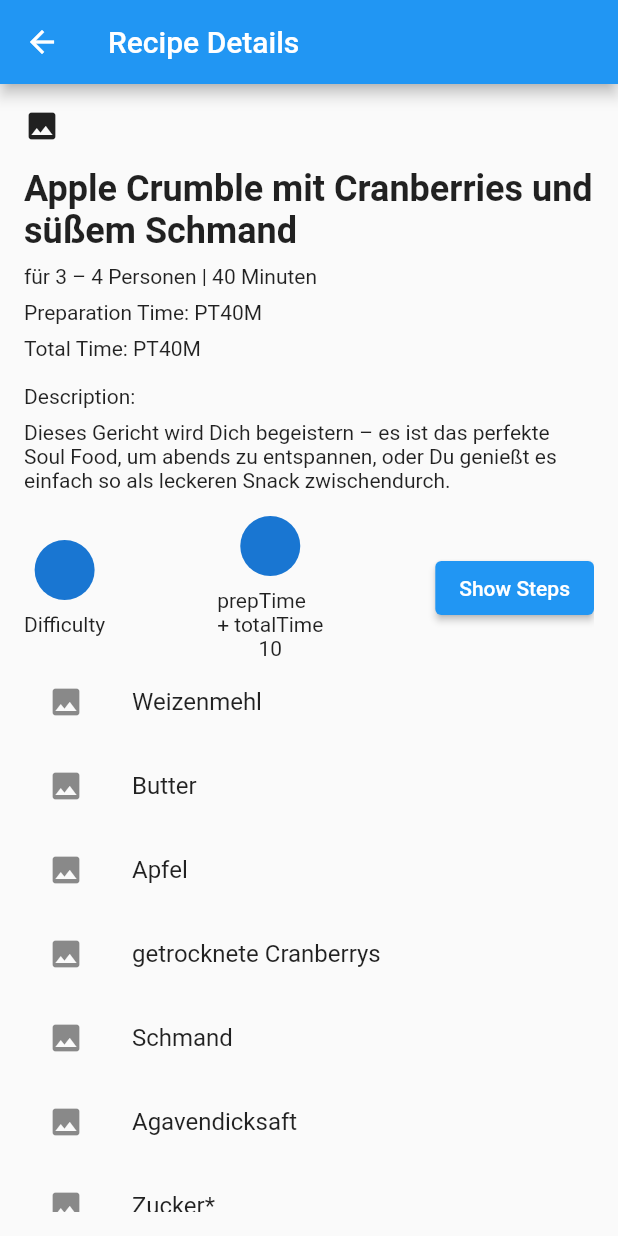
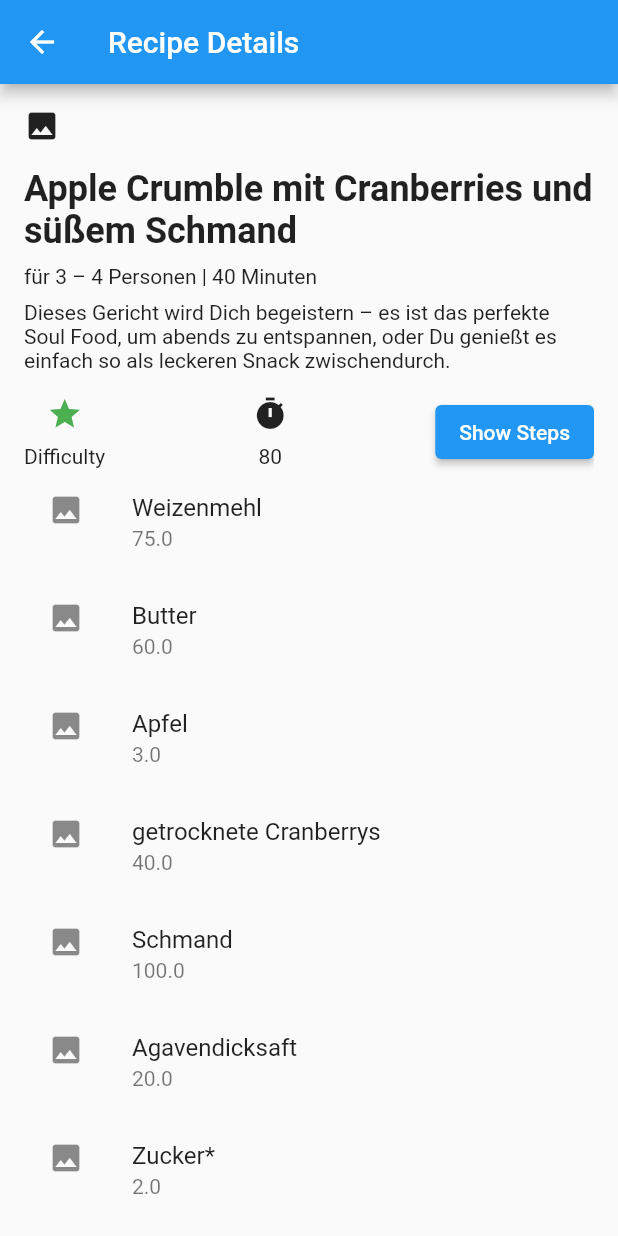
Before and after one commit to Peetee06/fmg_recipes, a Flutter app: the screen it shows after launch, after a tap on an icon or button, on a phone screen of 412 x 824 dp. Run offline on Flutter 3.47's test engine with Material 2 defaults, Android fonts, the phone set to English and light mode, and no system bars; our stand-ins replace beamer, flutter_riverpod, freezed_annotation.

Commit message:
Add difficulty, time and ingredient amounts

```diff
--- a/lib/models/recipe.dart
+++ b/lib/models/recipe.dart
@@ -19,6 +19,7 @@ class Recipe with _$Recipe {
     required List<Ingredients> ingredients,
     required List<Tags> tags,
     required String steps,
+    required String yields_json,
   }) = _Recipe;
 
   factory Recipe.fromJson(Map<String, dynamic> json) => _$RecipeFromJson(json);
--- a/lib/views/recipe_detail/recipe_detail_view.dart
+++ b/lib/views/recipe_detail/recipe_detail_view.dart
@@ -1,3 +1,5 @@
+import 'dart:convert';
+
 import 'package:flutter/material.dart';
 import 'package:flutter_riverpod/flutter_riverpod.dart';
 import 'package:recipes/providers/recipe_provider.dart';
@@ -6,6 +8,38 @@ class RecipeDetailView extends ConsumerWidget {
   final String recipeId;
 
   const RecipeDetailView({super.key, required this.recipeId});
+
+  double getYieldAmountForIngredient(
+      List<dynamic> yields, String ingredientId) {
+    for (var yield in yields) {
+      for (var ingredient in yield['ingredients']) {
+        if (ingredient['id'] == ingredientId) {
+          return ingredient['amount'] == null
+              ? -1.0
+              : ingredient['amount'].toDouble();
+        }
+      }
+    }
+    return -1.0; // return default value if ingredient id is not found
+  }
+
+  int parseTime(String timeString) {
+    final time = timeString.substring(2, timeString.length - 1);
+    return int.parse(time);
+  }
+
+  Icon getDifficultyIcon(int difficulty) {
+    switch (difficulty) {
+      case 0:
+        return const Icon(Icons.star, color: Colors.green);
+      case 1:
+        return const Icon(Icons.star, color: Colors.green);
+      case 2:
+        return const Icon(Icons.star, color: Colors.yellow);
+      default:
+        return const Icon(Icons.star, color: Colors.red);
+    }
+  }
 
   @override
   Widget build(BuildContext context, WidgetRef ref) {
@@ -16,12 +50,20 @@ class RecipeDetailView extends ConsumerWidget {
       body: recipesAsyncValue.when(
         data: (recipes) {
           final recipe = recipes.firstWhere((r) => r.id == recipeId);
+          final yields = json.decode(recipe.yields_json);
+
+          final prepTime = parseTime(recipe.prepTime);
+          final totalTime = parseTime(recipe.totalTime);
+          final fullTime = prepTime + totalTime;
+
+          final difficultyIcon = getDifficultyIcon(recipe.difficulty);
+
           return Padding(
               padding: const EdgeInsets.all(16.0),
               child: ListView.builder(
                 itemCount: recipe.ingredients.length,
                 itemBuilder: (context, index) {
-                  if (index == 0)
+                  if (index == 0) {
                     return Column(
                       crossAxisAlignment: CrossAxisAlignment.start,
                       children: [
@@ -35,48 +77,47 @@ class RecipeDetailView extends ConsumerWidget {
                         const SizedBox(height: 8.0),
                         Text(recipe.headline),
                         const SizedBox(height: 8.0),
-                        Text('Preparation Time: ${recipe.prepTime}'),
-                        const SizedBox(height: 8.0),
-                        Text('Total Time: ${recipe.totalTime}'),
-                        const SizedBox(height: 16.0),
-                        const Text('Description:'),
-                        const SizedBox(height: 8.0),
                         Text(recipe.descriptionMarkdown),
                         const SizedBox(height: 16.0),
                         Row(
                           mainAxisAlignment: MainAxisAlignment.spaceBetween,
                           children: [
-                            const Column(
+                            Column(
                               children: [
-                                CircleAvatar(),
-                                SizedBox(height: 8.0),
-                                Text('Difficulty'),
+                                difficultyIcon,
+                                const SizedBox(height: 8.0),
+                                const Text('Difficulty'),
                               ],
                             ),
                             Column(
                               children: [
-                                CircleAvatar(),
-                                SizedBox(height: 8.0),
-                                Text('prepTime\n+ totalTime'),
-                                Text('10'),
+                                const Icon(Icons.timer),
+                                const SizedBox(height: 8.0),
+                                Text(fullTime.toString()),
                               ],
                             ),
                             ElevatedButton(
                               onPressed: () {
                                 print('pressed');
                               },
-                              child: Text('Show Steps'),
+                              child: const Text('Show Steps'),
                             ),
                           ],
                         )
                       ],
                     );
-                  if (recipe.ingredients.isEmpty)
+                  }
+                  if (recipe.ingredients.isEmpty) {
                     return const Text('No ingredients found');
+                  }
                   return ListTile(
-                    leading: const Icon(Icons.image),
-                    title: Text(recipe.ingredients[index].ingredients.name),
-                  );
+                      leading: const Icon(Icons.image),
+                      title: Text(recipe.ingredients[index].ingredients.name),
+                      subtitle: Text(
+                        getYieldAmountForIngredient(yields,
+                                recipe.ingredients[index].ingredients.id)
+                            .toString(),
+                      ));
                 },
               ));
         },
```
Also changed, not shown: lib/models/recipe.freezed.dart, lib/models/recipe.g.dart.
